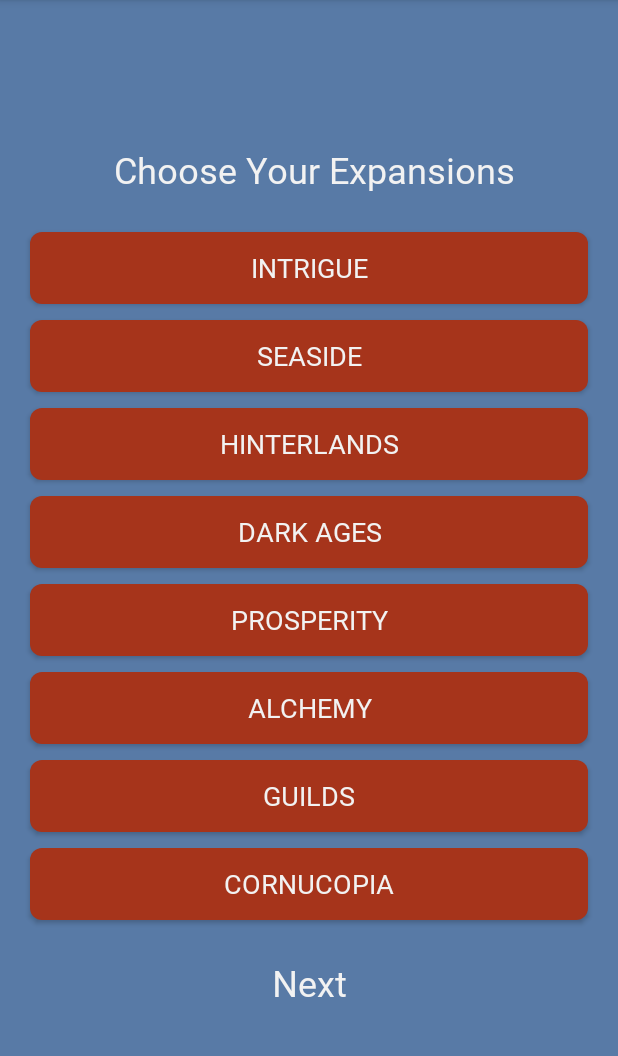
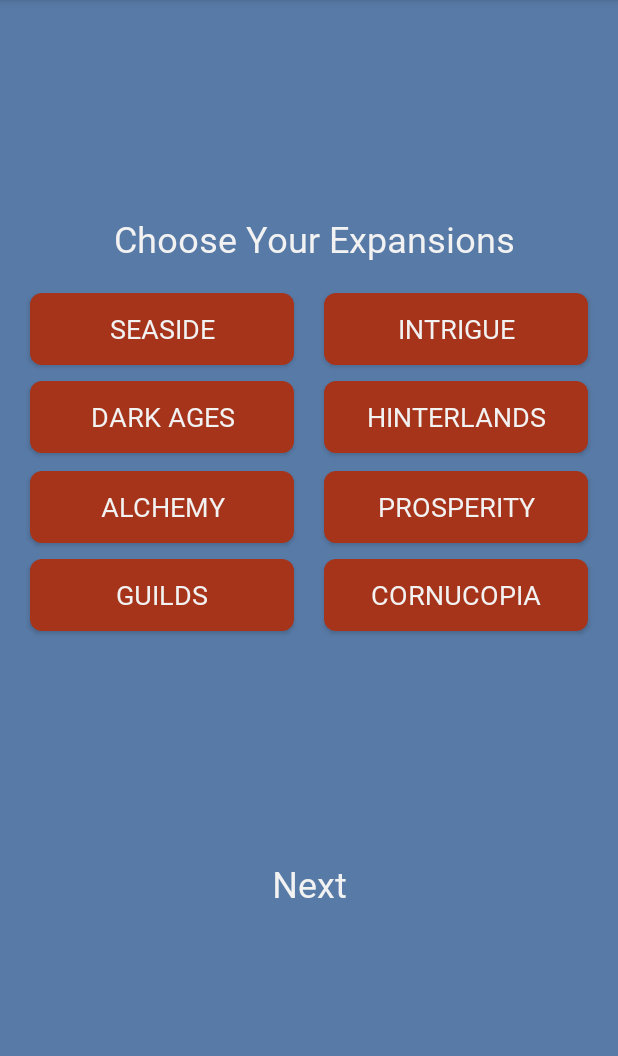
Before and after one commit to sethwbarton/the_vault, an Android app: the ExpansionsActivity screen opened directly, with no data from a screen before it, on a phone screen of 412 x 824 dp, the part 84-1140 px from its top. Run offline under Robolectric (Android 15) with nearby library versions, the phone set to English and light mode, and no system bars.

Commit message:
Changed the xml for the dominion cards a bit to allow more space for the rest of the expansions

```diff
--- a/app/src/main/res/layout/activity_expansions.xml
+++ b/app/src/main/res/layout/activity_expansions.xml
@@ -20,31 +20,21 @@
         android:textColor="#F2F2F2"
         android:textSize="24sp" />
 
-    <Button
-        android:id="@+id/intrigueButton"
+    <LinearLayout
         android:layout_width="match_parent"
         android:layout_height="wrap_content"
-        android:layout_gravity="bottom"
-        android:layout_marginLeft="20sp"
-        android:layout_marginTop="5sp"
-        android:layout_marginRight="20sp"
-        android:layout_marginBottom="5sp"
-        android:background="@drawable/btn_rounded"
-        android:checked="true"
-        android:fontFamily="@font/cinzel_decorative_black"
-        android:text="Intrigue"
-        android:textColor="#F2F2F2"
-        android:textSize="18sp" />
+        android:orientation="horizontal">
 
         <Button
             android:id="@+id/seasideButton"
             android:layout_width="match_parent"
             android:layout_height="wrap_content"
-        android:layout_gravity="bottom"
+            android:layout_gravity="left"
             android:layout_marginLeft="20sp"
             android:layout_marginTop="5sp"
-        android:layout_marginRight="20sp"
+            android:layout_marginRight="10sp"
             android:layout_marginBottom="5sp"
+            android:layout_weight="50"
             android:background="@drawable/btn_rounded"
             android:fontFamily="@font/cinzel_decorative_black"
             android:text="Seaside"
@@ -52,29 +42,38 @@
             android:textSize="18sp" />
 
         <Button
-        android:id="@+id/hinterlandsButton"
+            android:id="@+id/intrigueButton"
             android:layout_width="match_parent"
             android:layout_height="wrap_content"
-        android:layout_gravity="bottom"
-        android:layout_marginLeft="20sp"
+            android:layout_gravity="right"
+            android:layout_marginLeft="10sp"
             android:layout_marginTop="5sp"
             android:layout_marginRight="20sp"
             android:layout_marginBottom="5sp"
+            android:layout_weight="50"
             android:background="@drawable/btn_rounded"
+            android:checked="true"
             android:fontFamily="@font/cinzel_decorative_black"
-        android:text="Hinterlands"
+            android:text="Intrigue"
             android:textColor="#F2F2F2"
             android:textSize="18sp" />
+    </LinearLayout>
+
+    <LinearLayout
+        android:layout_width="match_parent"
+        android:layout_height="60dp"
+        android:orientation="horizontal">
 
         <Button
             android:id="@+id/darkAgesButton"
             android:layout_width="match_parent"
             android:layout_height="wrap_content"
-        android:layout_gravity="bottom"
+            android:layout_gravity="left"
             android:layout_marginLeft="20sp"
             android:layout_marginTop="5sp"
-        android:layout_marginRight="20sp"
+            android:layout_marginRight="10sp"
             android:layout_marginBottom="5sp"
+            android:layout_weight="50"
             android:background="@drawable/btn_rounded"
             android:fontFamily="@font/cinzel_decorative_black"
             android:text="Dark Ages"
@@ -82,29 +81,37 @@
             android:textSize="18sp" />
 
         <Button
-        android:id="@+id/prosperityButton"
+            android:id="@+id/hinterlandsButton"
             android:layout_width="match_parent"
             android:layout_height="wrap_content"
-        android:layout_gravity="bottom"
-        android:layout_marginLeft="20sp"
+            android:layout_gravity="right"
+            android:layout_marginLeft="10sp"
             android:layout_marginTop="5sp"
             android:layout_marginRight="20sp"
             android:layout_marginBottom="5sp"
+            android:layout_weight="50"
             android:background="@drawable/btn_rounded"
             android:fontFamily="@font/cinzel_decorative_black"
-        android:text="Prosperity"
+            android:text="Hinterlands"
             android:textColor="#F2F2F2"
             android:textSize="18sp" />
+    </LinearLayout>
+
+    <LinearLayout
+        android:layout_width="match_parent"
+        android:layout_height="wrap_content"
+        android:orientation="horizontal">
 
         <Button
             android:id="@+id/alchemyButton"
             android:layout_width="match_parent"
             android:layout_height="wrap_content"
-        android:layout_gravity="bottom"
+            android:layout_gravity="left"
             android:layout_marginLeft="20sp"
             android:layout_marginTop="5sp"
-        android:layout_marginRight="20sp"
+            android:layout_marginRight="10sp"
             android:layout_marginBottom="5sp"
+            android:layout_weight="50"
             android:background="@drawable/btn_rounded"
             android:fontFamily="@font/cinzel_decorative_black"
             android:text="Alchemy"
@@ -112,14 +119,37 @@
             android:textSize="18sp" />
 
         <Button
+            android:id="@+id/prosperityButton"
+            android:layout_width="match_parent"
+            android:layout_height="wrap_content"
+            android:layout_gravity="right"
+            android:layout_marginLeft="10sp"
+            android:layout_marginTop="5sp"
+            android:layout_marginRight="20sp"
+            android:layout_marginBottom="5sp"
+            android:layout_weight="50"
+            android:background="@drawable/btn_rounded"
+            android:fontFamily="@font/cinzel_decorative_black"
+            android:text="Prosperity"
+            android:textColor="#F2F2F2"
+            android:textSize="18sp" />
+    </LinearLayout>
+
+    <LinearLayout
+        android:layout_width="match_parent"
+        android:layout_height="wrap_content"
+        android:orientation="horizontal">
+
+        <Button
             android:id="@+id/guildsButton"
             android:layout_width="match_parent"
             android:layout_height="wrap_content"
-        android:layout_gravity="bottom"
+            android:layout_gravity="left"
             android:layout_marginLeft="20sp"
             android:layout_marginTop="5sp"
-        android:layout_marginRight="20sp"
+            android:layout_marginRight="10sp"
             android:layout_marginBottom="5sp"
+            android:layout_weight="50"
             android:background="@drawable/btn_rounded"
             android:fontFamily="@font/cinzel_decorative_black"
             android:text="Guilds"
@@ -130,16 +160,30 @@
             android:id="@+id/cornucopiaButton"
             android:layout_width="match_parent"
             android:layout_height="wrap_content"
-        android:layout_gravity="bottom"
-        android:layout_marginLeft="20sp"
+            android:layout_gravity="right"
+            android:layout_marginLeft="10sp"
             android:layout_marginTop="5sp"
             android:layout_marginRight="20sp"
             android:layout_marginBottom="5sp"
+            android:layout_weight="50"
             android:background="@drawable/btn_rounded"
             android:fontFamily="@font/cinzel_decorative_black"
             android:text="Cornucopia"
             android:textColor="#F2F2F2"
             android:textSize="18sp" />
+    </LinearLayout>
+
+    <LinearLayout
+        android:layout_width="match_parent"
+        android:layout_height="59dp"
+        android:orientation="horizontal">
+
+    </LinearLayout>
+
+    <LinearLayout
+        android:layout_width="match_parent"
+        android:layout_height="62dp"
+        android:orientation="horizontal"></LinearLayout>
 
     <TextView
         android:id="@+id/nextButton"
@@ -147,6 +191,7 @@
         android:layout_height="wrap_content"
         android:layout_gravity="top"
         android:layout_margin="20sp"
+        android:paddingBottom="20sp"
         android:bufferType="normal"
         android:clickable="true"
         android:fontFamily="@font/cinzel_decorative_black"
```
Lines whose indentation alone changed are shown as unchanged.
